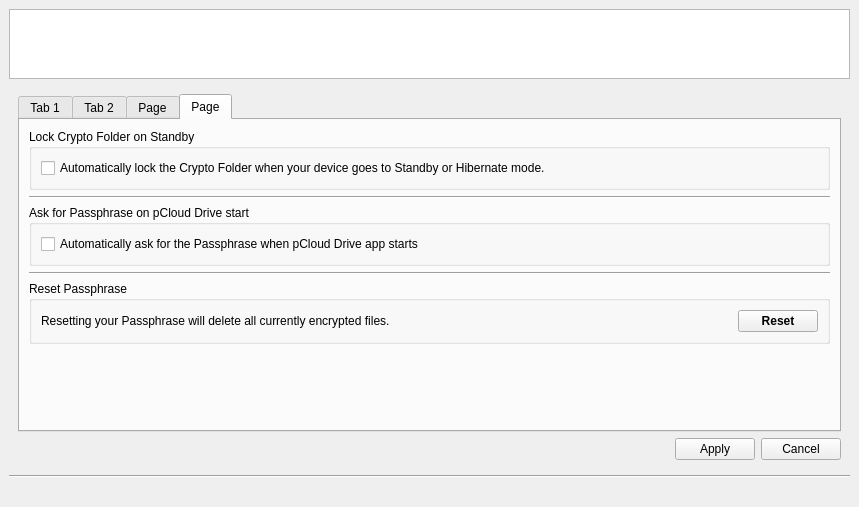
Above: pcloudwindow.ui from pcloudcom/psyncgui before the change. Below: the same form after it.
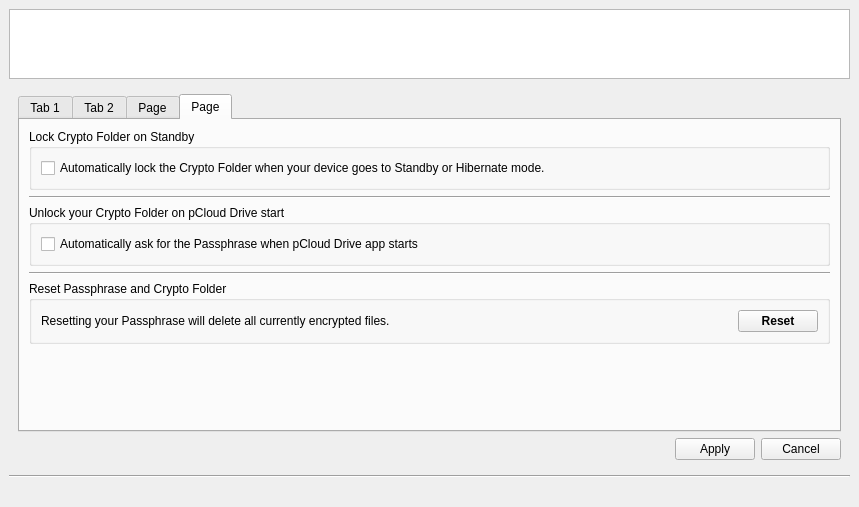
That is the form after the change. The open tabs and pages were chosen to show the change. Icons and pictures are not drawn.

Commit message: SLX-378 | gen

The edit to the form file:
```diff
--- a/pcloudwindow.ui
+++ b/pcloudwindow.ui
@@ -2840,7 +2840,7 @@
               <item>
                <widget class="QGroupBox" name="groupBoxCryptoAsk">
                 <property name="title">
-                 <string>Ask for Passphrase on pCloud Drive start</string>
+                 <string>Unlock your Crypto Folder on pCloud Drive start</string>
                 </property>
                 <layout class="QVBoxLayout" name="verticalLayout_38">
                  <item>
@@ -2869,7 +2869,7 @@
               <item>
                <widget class="QGroupBox" name="groupBoxCryptoReset">
                 <property name="title">
-                 <string>Reset Passphrase</string>
+                 <string>Reset Passphrase and Crypto Folder</string>
                 </property>
                 <layout class="QHBoxLayout" name="horizontalLayout_38">
                  <item>
```
Left out of the diff: 2 changed lines with no effect on the pictures.
